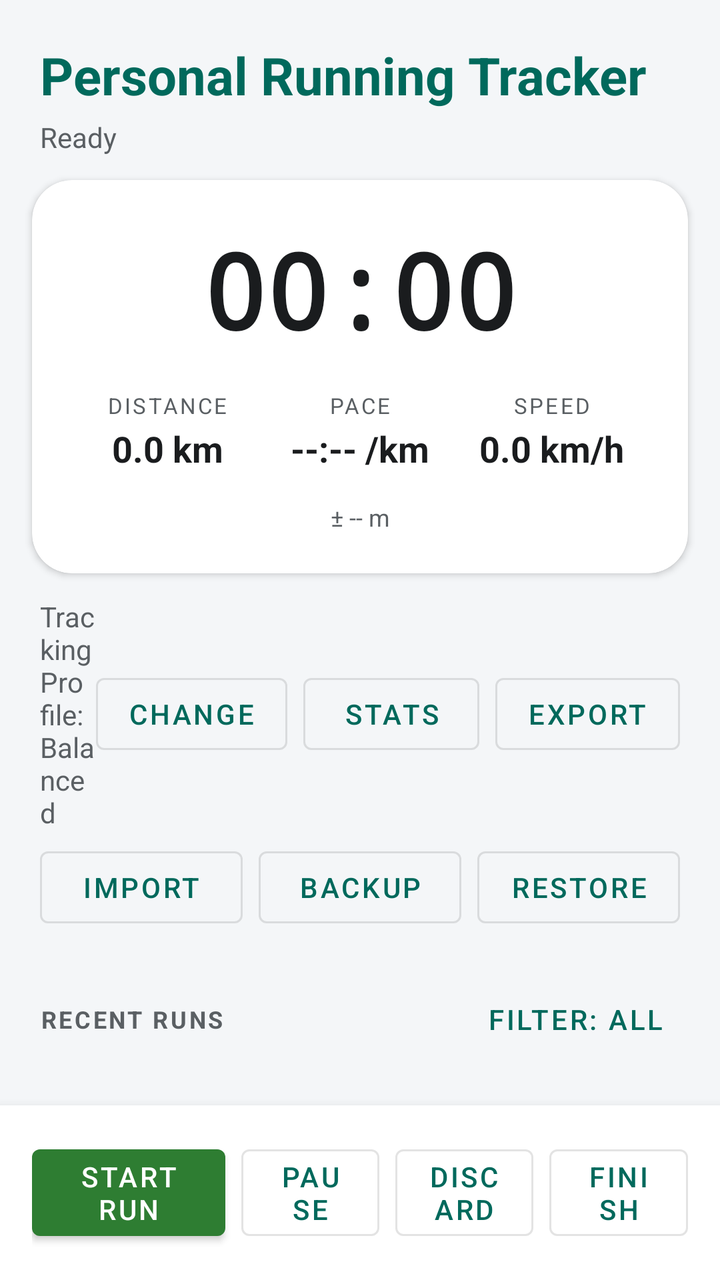
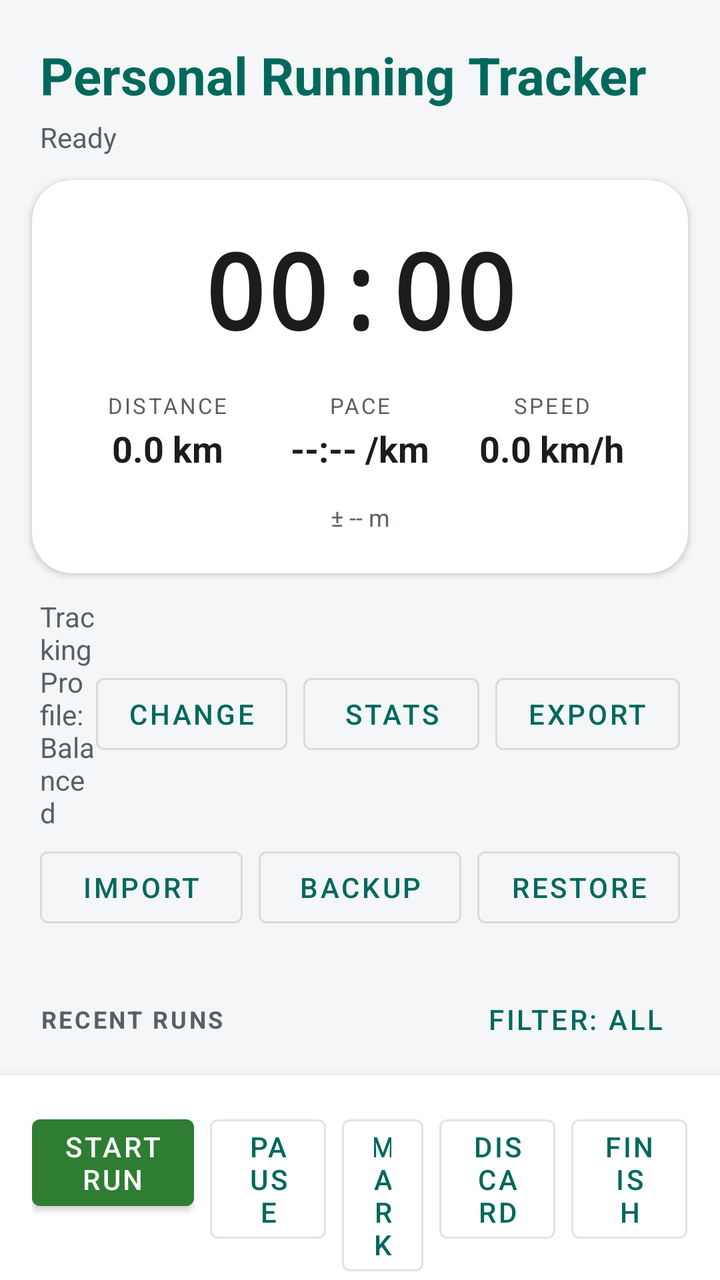

The first picture is an Android layout as it rendered before a commit; the second is the same layout after the commit. The layout source and the unified diff follow.
<!-- AndroidManifest.xml: application theme BaseApplicationTheme -->
<!-- res/layout/activity_main.xml -->
<?xml version="1.0" encoding="utf-8"?>
<LinearLayout xmlns:android="http://schemas.android.com/apk/res/android"
    xmlns:app="http://schemas.android.com/apk/res-auto"
    android:layout_width="match_parent"
    android:layout_height="match_parent"
    android:orientation="vertical"
    android:fitsSystemWindows="true"
    android:background="@color/rt_background">

    <LinearLayout
        android:layout_width="match_parent"
        android:layout_height="wrap_content"
        android:orientation="vertical"
        android:paddingStart="20dp"
        android:paddingEnd="20dp"
        android:paddingTop="20dp"
        android:paddingBottom="12dp">

        <TextView
            android:id="@+id/titleText"
            android:layout_width="wrap_content"
            android:layout_height="wrap_content"
            android:text="Personal Running Tracker"
            android:textColor="@color/rt_primary"
            android:textSize="26sp"
            android:textStyle="bold" />

        <TextView
            android:id="@+id/statusText"
            android:layout_width="wrap_content"
            android:layout_height="wrap_content"
            android:layout_marginTop="4dp"
            android:text="Ready"
            android:textColor="@color/rt_on_surface_variant"
            android:textSize="14sp" />
    </LinearLayout>

    <com.google.android.material.card.MaterialCardView
        android:layout_width="match_parent"
        android:layout_height="wrap_content"
        android:layout_marginStart="16dp"
        android:layout_marginEnd="16dp"
        app:cardBackgroundColor="@color/rt_surface"
        app:cardCornerRadius="20dp"
        app:cardElevation="2dp">

        <LinearLayout
            android:layout_width="match_parent"
            android:layout_height="wrap_content"
            android:orientation="vertical"
            android:padding="20dp">

            <TextView
                android:id="@+id/elapsedText"
                android:layout_width="match_parent"
                android:layout_height="wrap_content"
                android:gravity="center"
                android:text="00:00"
                android:textColor="@color/rt_on_surface"
                android:textSize="52sp"
                android:textStyle="bold"
                android:fontFamily="monospace" />

            <LinearLayout
                android:layout_width="match_parent"
                android:layout_height="wrap_content"
                android:layout_marginTop="16dp"
                android:orientation="horizontal">

                <LinearLayout
                    android:layout_width="0dp"
                    android:layout_height="wrap_content"
                    android:layout_weight="1"
                    android:gravity="center"
                    android:orientation="vertical">

                    <TextView
                        android:layout_width="wrap_content"
                        android:layout_height="wrap_content"
                        android:text="DISTANCE"
                        android:textColor="@color/rt_on_surface_variant"
                        android:textSize="11sp"
                        android:letterSpacing="0.1" />

                    <TextView
                        android:id="@+id/distanceText"
                        android:layout_width="wrap_content"
                        android:layout_height="wrap_content"
                        android:layout_marginTop="2dp"
                        android:text="0.0 km"
                        android:textColor="@color/rt_on_surface"
                        android:textSize="18sp"
                        android:textStyle="bold" />
                </LinearLayout>

                <LinearLayout
                    android:layout_width="0dp"
                    android:layout_height="wrap_content"
                    android:layout_weight="1"
                    android:gravity="center"
                    android:orientation="vertical">

                    <TextView
                        android:layout_width="wrap_content"
                        android:layout_height="wrap_content"
                        android:text="PACE"
                        android:textColor="@color/rt_on_surface_variant"
                        android:textSize="11sp"
                        android:letterSpacing="0.1" />

                    <TextView
                        android:id="@+id/paceText"
                        android:layout_width="wrap_content"
                        android:layout_height="wrap_content"
                        android:layout_marginTop="2dp"
                        android:text="--:-- /km"
                        android:textColor="@color/rt_on_surface"
                        android:textSize="18sp"
                        android:textStyle="bold" />
                </LinearLayout>

                <LinearLayout
                    android:layout_width="0dp"
                    android:layout_height="wrap_content"
                    android:layout_weight="1"
                    android:gravity="center"
                    android:orientation="vertical">

                    <TextView
                        android:layout_width="wrap_content"
                        android:layout_height="wrap_content"
                        android:text="SPEED"
                        android:textColor="@color/rt_on_surface_variant"
                        android:textSize="11sp"
                        android:letterSpacing="0.1" />

                    <TextView
                        android:id="@+id/speedText"
                        android:layout_width="wrap_content"
                        android:layout_height="wrap_content"
                        android:layout_marginTop="2dp"
                        android:text="0.0 km/h"
                        android:textColor="@color/rt_on_surface"
                        android:textSize="18sp"
                        android:textStyle="bold" />
                </LinearLayout>
            </LinearLayout>

            <TextView
                android:id="@+id/accuracyText"
                android:layout_width="match_parent"
                android:layout_height="wrap_content"
                android:layout_marginTop="14dp"
                android:gravity="center"
                android:text="± -- m"
                android:textColor="@color/rt_on_surface_variant"
                android:textSize="12sp" />
        </LinearLayout>
    </com.google.android.material.card.MaterialCardView>

    <LinearLayout
        android:layout_width="match_parent"
        android:layout_height="wrap_content"
        android:orientation="horizontal"
        android:gravity="center_vertical"
        android:paddingStart="20dp"
        android:paddingEnd="20dp"
        android:layout_marginTop="12dp">

        <TextView
            android:id="@+id/profileText"
            android:layout_width="0dp"
            android:layout_height="wrap_content"
            android:layout_weight="1"
            android:text="Tracking Profile: Balanced"
            android:textColor="@color/rt_on_surface_variant"
            android:textSize="14sp" />

        <com.google.android.material.button.MaterialButton
            android:id="@+id/profileButton"
            style="@style/Widget.MaterialComponents.Button.OutlinedButton"
            android:layout_width="wrap_content"
            android:layout_height="wrap_content"
            android:text="Change" />

        <com.google.android.material.button.MaterialButton
            android:id="@+id/statsButton"
            style="@style/Widget.MaterialComponents.Button.OutlinedButton"
            android:layout_width="wrap_content"
            android:layout_height="wrap_content"
            android:layout_marginStart="8dp"
            android:text="Stats" />

        <com.google.android.material.button.MaterialButton
            android:id="@+id/exportButton"
            style="@style/Widget.MaterialComponents.Button.OutlinedButton"
            android:layout_width="wrap_content"
            android:layout_height="wrap_content"
            android:layout_marginStart="8dp"
            android:text="Export" />
    </LinearLayout>

    <LinearLayout
        android:layout_width="match_parent"
        android:layout_height="wrap_content"
        android:orientation="horizontal"
        android:gravity="center_vertical"
        android:paddingStart="20dp"
        android:paddingEnd="20dp"
        android:layout_marginTop="4dp">

        <com.google.android.material.button.MaterialButton
            android:id="@+id/importButton"
            style="@style/Widget.MaterialComponents.Button.OutlinedButton"
            android:layout_width="0dp"
            android:layout_height="wrap_content"
            android:layout_weight="1"
            android:text="Import" />

        <com.google.android.material.button.MaterialButton
            android:id="@+id/backupButton"
            style="@style/Widget.MaterialComponents.Button.OutlinedButton"
            android:layout_width="0dp"
            android:layout_height="wrap_content"
            android:layout_weight="1"
            android:layout_marginStart="8dp"
            android:text="Backup" />

        <com.google.android.material.button.MaterialButton
            android:id="@+id/restoreButton"
            style="@style/Widget.MaterialComponents.Button.OutlinedButton"
            android:layout_width="0dp"
            android:layout_height="wrap_content"
            android:layout_weight="1"
            android:layout_marginStart="8dp"
            android:text="Restore" />
    </LinearLayout>

    <LinearLayout
        android:layout_width="match_parent"
        android:layout_height="wrap_content"
        android:orientation="horizontal"
        android:gravity="center_vertical"
        android:paddingStart="20dp"
        android:layout_marginTop="18dp"
        android:paddingEnd="20dp">

        <TextView
            android:layout_width="0dp"
            android:layout_height="wrap_content"
            android:layout_weight="1"
            android:text="RECENT RUNS"
            android:textColor="@color/rt_on_surface_variant"
            android:textSize="12sp"
            android:textStyle="bold"
            android:letterSpacing="0.1" />

        <com.google.android.material.button.MaterialButton
            android:id="@+id/filterButton"
            style="@style/Widget.MaterialComponents.Button.TextButton"
            android:layout_width="wrap_content"
            android:layout_height="wrap_content"
            android:minWidth="0dp"
            android:text="Filter: All" />
    </LinearLayout>

    <ListView
        android:id="@+id/runHistoryList"
        android:layout_width="match_parent"
        android:layout_height="0dp"
        android:layout_weight="1"
        android:layout_marginTop="4dp"
        android:divider="@null"
        android:dividerHeight="0dp"
        android:clipToPadding="false"
        android:paddingBottom="8dp" />

    <LinearLayout
        android:layout_width="match_parent"
        android:layout_height="wrap_content"
        android:orientation="horizontal"
        android:padding="16dp"
        android:background="@color/rt_surface"
        android:elevation="8dp">

        <com.google.android.material.button.MaterialButton
            android:id="@+id/startButton"
            android:layout_width="0dp"
            android:layout_height="wrap_content"
            android:layout_weight="1.4"
            android:text="Start Run"
            app:backgroundTint="@color/rt_accent_green" />

        <com.google.android.material.button.MaterialButton
            android:id="@+id/pauseButton"
            style="@style/Widget.MaterialComponents.Button.OutlinedButton"
            android:layout_width="0dp"
            android:layout_height="wrap_content"
            android:layout_weight="1"
            android:layout_marginStart="8dp"
            android:text="Pause" />

        <com.google.android.material.button.MaterialButton
            android:id="@+id/discardButton"
            style="@style/Widget.MaterialComponents.Button.OutlinedButton"
            android:layout_width="0dp"
            android:layout_height="wrap_content"
            android:layout_weight="1"
            android:layout_marginStart="8dp"
            android:text="Discard" />

        <com.google.android.material.button.MaterialButton
            android:id="@+id/finishButton"
            style="@style/Widget.MaterialComponents.Button.OutlinedButton"
            android:layout_width="0dp"
            android:layout_height="wrap_content"
            android:layout_weight="1"
            android:layout_marginStart="8dp"
            android:text="Finish" />
    </LinearLayout>

</LinearLayout>
<!-- resources referenced by this layout -->
<resources>
  <color name="rt_accent_green">#2E7D32</color>
  <color name="rt_background">#F4F6F8</color>
  <color name="rt_on_surface">#1A1C1E</color>
  <color name="rt_on_surface_variant">#5A5F63</color>
  <color name="rt_primary">#00695C</color>
  <color name="rt_surface">#FFFFFF</color>
  <style name="BaseApplicationTheme" parent="Theme.PersonalRunningTracker" />
  <style name="Theme.PersonalRunningTracker" parent="Theme.MaterialComponents.DayNight.NoActionBar">
          <item name="colorPrimary">@color/rt_primary</item>
          <item name="colorPrimaryVariant">@color/rt_primary_dark</item>
          <item name="colorOnPrimary">@color/white</item>
          <item name="colorOnSecondary">@color/white</item>
          <item name="colorOnBackground">@color/rt_on_surface</item>
          <item name="colorSurface">@color/rt_surface</item>
          <item name="colorOnSurface">@color/rt_on_surface</item>
          <item name="android:statusBarColor">@color/rt_primary_dark</item>
          <item name="colorOnBackground">@color/rt_on_surface</item>
          <item name="android:textColorPrimary">@color/rt_on_surface</item>
          <item name="android:textColorSecondary">@color/rt_on_surface_variant</item>
          <item name="android:windowBackground">@color/rt_background</item>
      </style>
  <color name="rt_primary_dark">#004D40</color>
  <color name="white">#FFFFFF</color>
</resources>

<!-- the commit's change to res/layout/activity_main.xml (unified diff, before → after) -->
@@ -75,6 +75,7 @@
                     android:orientation="vertical">
 
                     <TextView
+                        android:id="@+id/labelDistance"
                         android:layout_width="wrap_content"
                         android:layout_height="wrap_content"
                         android:text="DISTANCE"
@@ -101,6 +102,7 @@
                     android:orientation="vertical">
 
                     <TextView
+                        android:id="@+id/labelPace"
                         android:layout_width="wrap_content"
                         android:layout_height="wrap_content"
                         android:text="PACE"
@@ -127,6 +129,7 @@
                     android:orientation="vertical">
 
                     <TextView
+                        android:id="@+id/labelSpeed"
                         android:layout_width="wrap_content"
                         android:layout_height="wrap_content"
                         android:text="SPEED"
@@ -301,6 +304,15 @@
             android:text="Pause" />
 
         <com.google.android.material.button.MaterialButton
+            android:id="@+id/markButton"
+            style="@style/Widget.MaterialComponents.Button.OutlinedButton"
+            android:layout_width="0dp"
+            android:layout_height="wrap_content"
+            android:layout_weight="0.7"
+            android:layout_marginStart="8dp"
+            android:text="Mark" />
+
+        <com.google.android.material.button.MaterialButton
             android:id="@+id/discardButton"
             style="@style/Widget.MaterialComponents.Button.OutlinedButton"
             android:layout_width="0dp"
